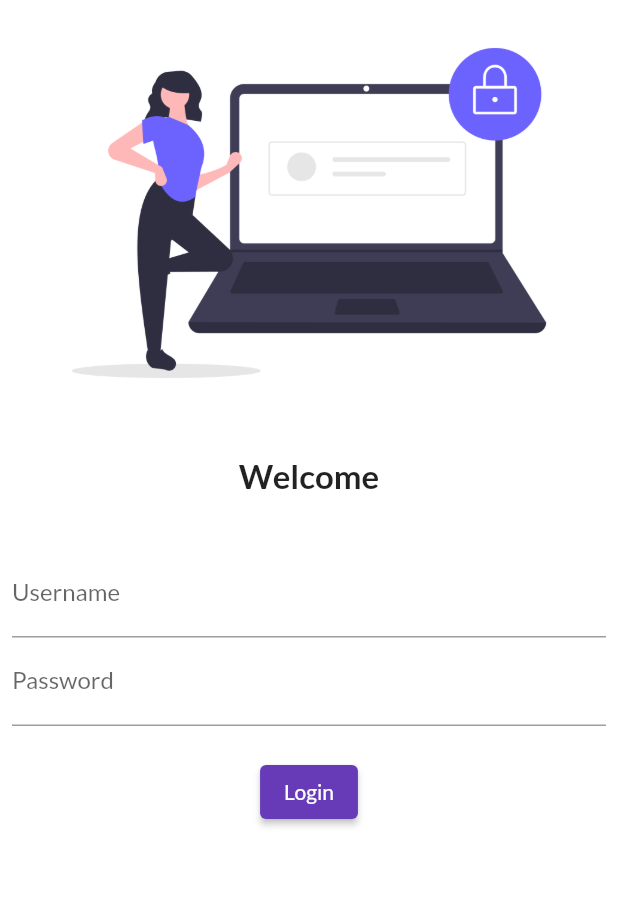
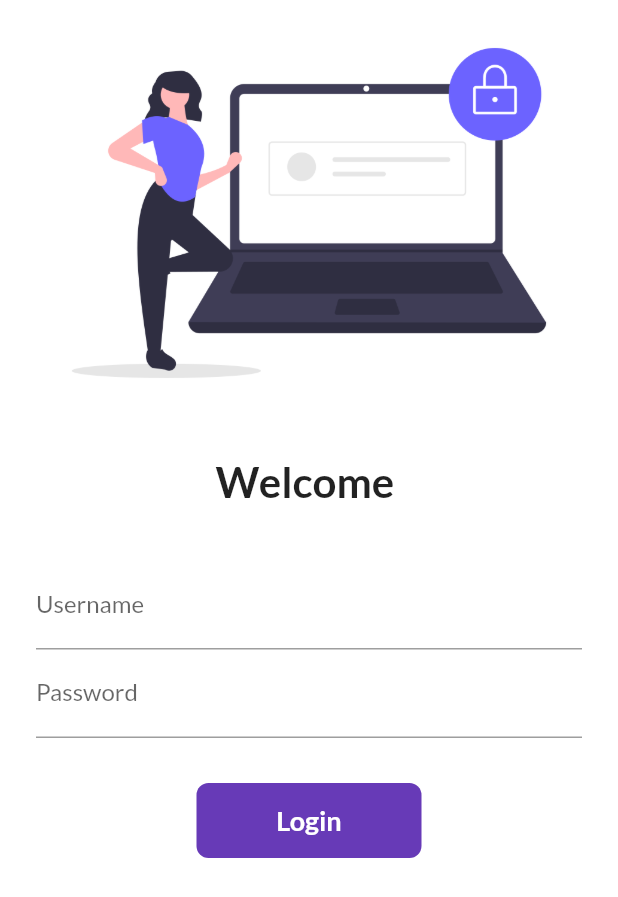
Before and after one commit to VishalsMalhotra/30DaysOfFlutter, a Flutter app: the screen it shows after launch, on a phone screen of 412 x 824 dp. Shown: the top 897 px of the screen. Run offline on Flutter 3.47's test engine with Material 2 defaults, Android fonts, the phone set to English and light mode, and no system bars; our stand-ins replace google_fonts.

Commit message:
Day 6 Completed

```diff
--- a/lib/main.dart
+++ b/lib/main.dart
@@ -1,4 +1,5 @@
 import "package:flutter/material.dart";
+import 'package:flutter_catalog/utils/routes.dart';
 import "package:google_fonts/google_fonts.dart";
 
 import 'pages/home_page.dart';
@@ -14,6 +15,7 @@ class MyApp extends StatelessWidget {
   @override
   Widget build(BuildContext context) {
     return MaterialApp(
+      debugShowCheckedModeBanner: false,
       themeMode: ThemeMode.light,
       theme: ThemeData(
           primarySwatch: Colors.deepPurple,
@@ -22,8 +24,8 @@ class MyApp extends StatelessWidget {
       initialRoute: "/login",
       routes: {
         "/": (context) => LoginPage(),
-        "/login": (context) => LoginPage(),
-        "/home": (context) => HomePage(),
+        MyRoutes.loginRoute: (context) => LoginPage(),
+        MyRoutes.homeRoute: (context) => HomePage(),
       },
     );
   }
--- a/lib/pages/home_page.dart
+++ b/lib/pages/home_page.dart
@@ -11,7 +11,7 @@ class HomePage extends StatelessWidget {
       ),
       body: Center(
         child: Container(
-          child: Text("Welcome to $days days of Flutter, $name"),
+          child: Text("Welcome, $name"),
         ),
       ),
       drawer: Drawer(),
--- a/lib/pages/login_page.dart
+++ b/lib/pages/login_page.dart
@@ -1,10 +1,19 @@
 import "package:flutter/material.dart";
+import "package:flutter_catalog/utils/routes.dart";
 
-class LoginPage extends StatelessWidget {
+class LoginPage extends StatefulWidget {
+  @override
+  State<LoginPage> createState() => _LoginPageState();
+}
+
+class _LoginPageState extends State<LoginPage> {
+  String name = "";
+  bool changeButton = false;
   @override
   Widget build(BuildContext context) {
     return Material(
         color: Colors.white,
+        child: SingleChildScrollView(
           child: Column(
             children: [
               Image.asset(
@@ -14,15 +23,15 @@ class LoginPage extends StatelessWidget {
               const SizedBox(
                 height: 20.0,
               ),
-            const Text(
-              "Welcome",
-              style: TextStyle(fontSize: 22, fontWeight: FontWeight.bold),
+              Text(
+                "Welcome $name",
+                style: TextStyle(fontSize: 28, fontWeight: FontWeight.bold),
               ),
               const SizedBox(
                 height: 20.0,
               ),
               Padding(
-              padding: EdgeInsets.symmetric(vertical: 16.0, horizontal: 8.0),
+                padding: EdgeInsets.symmetric(vertical: 16.0, horizontal: 24.0),
                 child: Column(
                   children: [
                     TextFormField(
@@ -30,6 +39,10 @@ class LoginPage extends StatelessWidget {
                         hintText: "Enter Username",
                         labelText: "Username",
                       ),
+                      onChanged: (value) {
+                        name = value;
+                        setState(() {});
+                      },
                     ),
                     TextFormField(
                         obscureText: true,
@@ -38,19 +51,49 @@ class LoginPage extends StatelessWidget {
                           labelText: "Password",
                         )),
                     const SizedBox(
-                    height: 20.0,
+                      height: 30.0,
                     ),
-                  ElevatedButton(
-                    child: Text("Login"),
-                    style: TextButton.styleFrom(),
-                    onPressed: () {
-                      print("Vishal");
+                    InkWell(
+                      onTap: () async {
+                        setState(() {
+                          changeButton = true;
+                        });
+                        await Future.delayed(Duration(seconds: 1));
+                        Navigator.pushNamed(context, MyRoutes.homeRoute);
                       },
-                  )
+                      child: AnimatedContainer(
+                        // ignore: sort_child_properties_last, non_constant_identifier_names
+                        child: changeButton
+                            ? const Icon(Icons.done, color: Colors.white)
+                            : const Text(
+                                "Login",
+                                style: TextStyle(
+                                    color: Colors.white,
+                                    fontWeight: FontWeight.bold,
+                                    fontSize: 18),
+                              ),
+                        duration: Duration(seconds: 1),
+                        width: changeButton ? 50 : 150,
+                        height: 50,
+                        alignment: Alignment.center,
+                        decoration: BoxDecoration(
+                            color: Colors.deepPurple,
+                            borderRadius:
+                                BorderRadius.circular(changeButton ? 50 : 8)),
+                      ),
+                    ),
+                    // ElevatedButton(
+                    //   child: Text("Login"),
+                    //   style: TextButton.styleFrom(minimumSize: Size(150, 40)),
+                    //   onPressed: () {
+                    //     Navigator.pushNamed(context, MyRoutes.homeRoute);
+                    //   },
+                    // )
                   ],
                 ),
               )
             ],
+          ),
         ));
   }
 }
--- /dev/null
+++ b/lib/utils/routes.dart
@@ -0,0 +1,4 @@
+class MyRoutes {
+  static String loginRoute = "/login";
+  static String homeRoute = "/home";
+}
```
Lines whose indentation alone changed are shown as unchanged.
